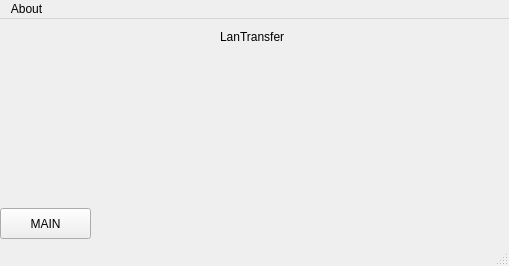
Qt form main.ui (JerzySpendel/LanTransfer) before a commit.
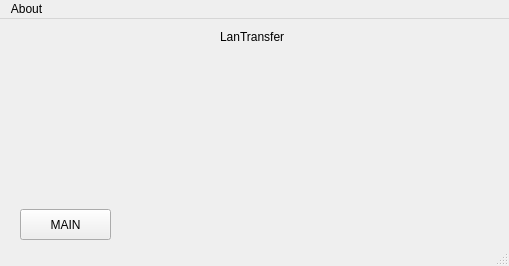
The same form after that commit.

Patch:
```diff
--- a/main.ui
+++ b/main.ui
@@ -55,8 +55,8 @@
    <widget class="QPushButton" name="pushButton">
     <property name="geometry">
      <rect>
-      <x>0</x>
-      <y>189</y>
+      <x>20</x>
+      <y>190</y>
       <width>91</width>
       <height>31</height>
      </rect>
```
